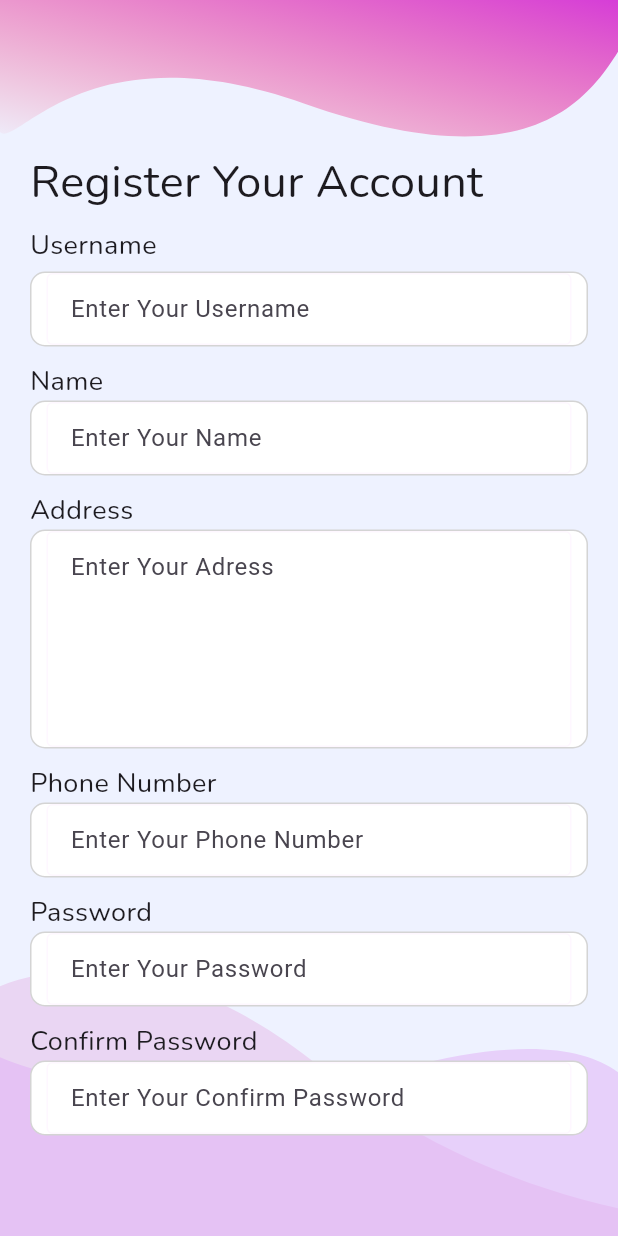
After one commit to Siswadi24/LearningX_Chapter3_T2, a Flutter app: the screen it shows after launch, after a tap on "Sign in", on a phone screen of 412 x 824 dp. The commit adds this screen. Run offline on Flutter 3.47's test engine with Material 3 defaults, Android fonts, the phone set to English and light mode, and no system bars; our stand-ins replace cloud_firestore, firebase_auth, firebase_core, flutter_local_notifications, flutter_svg, get and 3 more; accounts and stored records are empty; network calls fail; project files that could hold a hidden picture were left out.

Commit message:
feat:Implement UI register screen

```diff
--- a/chapter10_mini_projek/lib/app/modules/login/views/login_view.dart
+++ b/chapter10_mini_projek/lib/app/modules/login/views/login_view.dart
@@ -1,6 +1,4 @@
-import 'package:flutter/cupertino.dart';
 import 'package:flutter/material.dart';
-import 'package:flutter/widgets.dart';
 import 'package:flutter_svg/flutter_svg.dart';
 
 import 'package:get/get.dart';
@@ -90,7 +88,8 @@ class LoginView extends GetView<LoginController> {
             Column(
               children: [
                 Padding(
-                  padding: const EdgeInsets.symmetric(horizontal: 20),
+                  padding:
+                      const EdgeInsets.symmetric(horizontal: 20, vertical: 5),
                   child: RichText(
                     text: TextSpan(
                       children: [
@@ -107,7 +106,7 @@ class LoginView extends GetView<LoginController> {
                         WidgetSpan(
                           alignment: PlaceholderAlignment.middle,
                           child: GestureDetector(
-                            // onTap: () => Get.toNamed(RouteName.signup),
+                            onTap: () => Get.toNamed('/register'),
                             child: Text(
                               "Sign in",
                               style: GoogleFonts.nunito(
@@ -128,8 +127,8 @@ class LoginView extends GetView<LoginController> {
                   'assets/svg/vektor_bawahKiri.svg',
                   width: Get.width,
                 ),
-                SizedBox(
-                  height: 200,
+                Positioned(
+                  bottom: 0,
                   child: SvgPicture.asset(
                     'assets/svg/vektor_bawahKanan.svg',
                     width: Get.width,
--- /dev/null
+++ b/chapter10_mini_projek/lib/app/modules/register/bindings/register_binding.dart
@@ -0,0 +1,12 @@
+import 'package:get/get.dart';
+
+import '../controllers/register_controller.dart';
+
+class RegisterBinding extends Bindings {
+  @override
+  void dependencies() {
+    Get.lazyPut<RegisterController>(
+      () => RegisterController(),
+    );
+  }
+}
--- /dev/null
+++ b/chapter10_mini_projek/lib/app/modules/register/controllers/register_controller.dart
@@ -0,0 +1,18 @@
+import 'package:get/get.dart';
+
+class RegisterController extends GetxController {
+  // @override
+  // void onInit() {
+  //   super.onInit();
+  // }
+
+  // @override
+  // void onReady() {
+  //   super.onReady();
+  // }
+
+  // @override
+  // void onClose() {
+  //   super.onClose();
+  // }
+}
--- /dev/null
+++ b/chapter10_mini_projek/lib/app/modules/register/views/register_view.dart
@@ -0,0 +1,67 @@
+import 'package:chapter10_mini_projek/app/widgets/register/form_register.dart';
+import 'package:flutter/cupertino.dart';
+import 'package:flutter/material.dart';
+import 'package:flutter/widgets.dart';
+import 'package:flutter_svg/flutter_svg.dart';
+
+import 'package:get/get.dart';
+import 'package:google_fonts/google_fonts.dart';
+
+import '../controllers/register_controller.dart';
+
+class RegisterView extends GetView<RegisterController> {
+  const RegisterView({super.key});
+  @override
+  Widget build(BuildContext context) {
+    return Scaffold(
+      backgroundColor: const Color(0xFFEEF2FF),
+      resizeToAvoidBottomInset: false,
+      body: Stack(
+        children: [
+          Positioned(
+            top: 0,
+            child: SvgPicture.asset('assets/svg/vektor_atas.svg',
+                width: Get.width),
+          ),
+          Positioned(
+            bottom: 0,
+            child: SvgPicture.asset(
+              'assets/svg/vektor_bawahKiri.svg',
+              width: Get.width,
+            ),
+          ),
+          Positioned(
+            bottom: 0,
+            child: SvgPicture.asset(
+              'assets/svg/vektor_bawahKanan.svg',
+              width: Get.width,
+            ),
+          ),
+          Positioned(
+            top: 100,
+            left: 20,
+            right: 20,
+            child: Text(
+              "Register Your Account",
+              style:
+                  GoogleFonts.nunito(fontSize: 30, fontWeight: FontWeight.w400),
+            ),
+          ),
+          Positioned.fill(
+            top: 150,
+            left: 20,
+            right: 20,
+            child: AnimatedPadding(
+              padding: EdgeInsets.only(
+                  bottom: MediaQuery.of(context).viewInsets.bottom),
+              duration: const Duration(milliseconds: 300),
+              child: const SingleChildScrollView(
+                child: RegisterForm(),
+              ),
+            ),
+          ),
+        ],
+      ),
+    );
+  }
+}
--- a/chapter10_mini_projek/lib/app/routes/app_pages.dart
+++ b/chapter10_mini_projek/lib/app/routes/app_pages.dart
@@ -4,6 +4,8 @@ import '../modules/home/bindings/home_binding.dart';
 import '../modules/home/views/home_view.dart';
 import '../modules/login/bindings/login_binding.dart';
 import '../modules/login/views/login_view.dart';
+import '../modules/register/bindings/register_binding.dart';
+import '../modules/register/views/register_view.dart';
 
 part 'app_routes.dart';
 
@@ -22,6 +24,15 @@ class AppPages {
       name: _Paths.LOGIN,
       page: () => const LoginView(),
       binding: LoginBinding(),
+      transition: Transition.rightToLeft,
+      transitionDuration: const Duration(milliseconds: 1000),
+    ),
+    GetPage(
+      name: _Paths.REGISTER,
+      page: () => const RegisterView(),
+      binding: RegisterBinding(),
+      transition: Transition.rightToLeft,
+      transitionDuration: const Duration(milliseconds: 1000),
     ),
   ];
 }
--- a/chapter10_mini_projek/lib/app/routes/app_routes.dart
+++ b/chapter10_mini_projek/lib/app/routes/app_routes.dart
@@ -5,10 +5,12 @@ abstract class Routes {
   Routes._();
   static const LOGIN = _Paths.LOGIN;
   static const HOME = _Paths.HOME;
+  static const REGISTER = _Paths.REGISTER;
 }
 
 abstract class _Paths {
   _Paths._();
   static const LOGIN = '/login';
   static const HOME = '/home';
+  static const REGISTER = '/register';
 }
--- a/chapter10_mini_projek/lib/app/widgets/form.dart
+++ b/chapter10_mini_projek/lib/app/widgets/form.dart
@@ -53,6 +53,7 @@ class FormWidget extends StatelessWidget {
                       // controller: controller,
                       // style: subTitleStyle,
                       decoration: InputDecoration(
+                        isDense: true,
                         suffixIcon: title == "Password"
                             ? IconButton(
                                 onPressed: () {
--- /dev/null
+++ b/chapter10_mini_projek/lib/app/widgets/register/form_register.dart
@@ -0,0 +1,235 @@
+import 'package:chapter10_mini_projek/app/modules/register/controllers/register_controller.dart';
+import 'package:flutter/material.dart';
+import 'package:get/get.dart';
+import 'package:google_fonts/google_fonts.dart';
+
+class RegisterForm extends StatelessWidget {
+  const RegisterForm({super.key});
+
+  @override
+  Widget build(BuildContext context) {
+    return Form(
+      child: Column(
+        crossAxisAlignment: CrossAxisAlignment.start,
+        children: [
+          Text(
+            "Username",
+            style:
+                GoogleFonts.nunito(fontWeight: FontWeight.w400, fontSize: 18),
+          ),
+          const SizedBox(height: 5),
+          Container(
+            width: Get.width,
+            height: 50,
+            padding: const EdgeInsetsDirectional.symmetric(horizontal: 10),
+            decoration: BoxDecoration(
+              color: const Color(0xFFFFFFFF),
+              borderRadius: BorderRadius.circular(10),
+              border: Border.all(color: const Color(0xFFD4D4D4), width: 1.0),
+            ),
+            child: GetBuilder<RegisterController>(
+              builder: (_) => TextFormField(
+                decoration: InputDecoration(
+                  isDense: true,
+                  focusedBorder: UnderlineInputBorder(
+                    borderSide: BorderSide(
+                      color: context.theme.colorScheme.background,
+                      // width: 1,
+                    ),
+                  ),
+                  enabledBorder: OutlineInputBorder(
+                    borderSide: BorderSide(
+                      color: context.theme.colorScheme.background,
+                      width: 1,
+                    ),
+                  ),
+                  hintText: "Enter Your Username",
+                ),
+              ),
+            ),
+          ),
+          const SizedBox(height: 10),
+          Text(
+            "Name",
+            style:
+                GoogleFonts.nunito(fontWeight: FontWeight.w400, fontSize: 18),
+          ),
+          Container(
+            width: Get.width,
+            height: 50,
+            padding: const EdgeInsetsDirectional.symmetric(horizontal: 10),
+            decoration: BoxDecoration(
+              color: const Color(0xFFFFFFFF),
+              borderRadius: BorderRadius.circular(10),
+              border: Border.all(color: const Color(0xFFD4D4D4), width: 1.0),
+            ),
+            child: GetBuilder<RegisterController>(
+              builder: (_) => TextFormField(
+                decoration: InputDecoration(
+                  isDense: true,
+                  focusedBorder: UnderlineInputBorder(
+                    borderSide: BorderSide(
+                      color: context.theme.colorScheme.background,
+                      // width: 1,
+                    ),
+                  ),
+                  enabledBorder: OutlineInputBorder(
+                    borderSide: BorderSide(
+                      color: context.theme.colorScheme.background,
+                      width: 1,
+                    ),
+                  ),
+                  hintText: "Enter Your Name",
+                ),
+              ),
+            ),
+          ),
+          const SizedBox(height: 10),
+          Text(
+            "Address",
+            style:
+                GoogleFonts.nunito(fontWeight: FontWeight.w400, fontSize: 18),
+          ),
+          Container(
+            width: Get.width,
+            padding: const EdgeInsetsDirectional.symmetric(horizontal: 10),
+            decoration: BoxDecoration(
+              color: const Color(0xFFFFFFFF),
+              borderRadius: BorderRadius.circular(10),
+              border: Border.all(color: const Color(0xFFD4D4D4)),
+            ),
+            child: GetBuilder<RegisterController>(
+              builder: (_) => TextFormField(
+                maxLines: 5,
+                decoration: InputDecoration(
+                  isDense: true,
+                  focusedBorder: UnderlineInputBorder(
+                    borderSide: BorderSide(
+                      color: context.theme.colorScheme.background,
+                      width: 1,
+                    ),
+                  ),
+                  enabledBorder: OutlineInputBorder(
+                    borderSide: BorderSide(
+                      color: context.theme.colorScheme.background,
+                      width: 1,
+                    ),
+                  ),
+                  hintText: "Enter Your Adress",
+                ),
+              ),
+            ),
+          ),
+          const SizedBox(height: 10),
+          Text(
+            "Phone Number",
+            style:
+                GoogleFonts.nunito(fontWeight: FontWeight.w400, fontSize: 18),
+          ),
+          Container(
+            width: Get.width,
+            height: 50,
+            padding: const EdgeInsetsDirectional.symmetric(horizontal: 10),
+            decoration: BoxDecoration(
+              color: const Color(0xFFFFFFFF),
+              borderRadius: BorderRadius.circular(10),
+              border: Border.all(color: const Color(0xFFD4D4D4)),
+            ),
+            child: GetBuilder<RegisterController>(
+              builder: (_) => TextFormField(
+                decoration: InputDecoration(
+                  isDense: true,
+                  focusedBorder: UnderlineInputBorder(
+                    borderSide: BorderSide(
+                      color: context.theme.colorScheme.background,
+                      width: 1,
+                    ),
+                  ),
+                  enabledBorder: OutlineInputBorder(
+                    borderSide: BorderSide(
+                      color: context.theme.colorScheme.background,
+                      width: 1,
+                    ),
+                  ),
+                  hintText: "Enter Your Phone Number",
+                ),
+              ),
+            ),
+          ),
+          const SizedBox(height: 10),
+          Text(
+            "Password",
+            style:
+                GoogleFonts.nunito(fontWeight: FontWeight.w400, fontSize: 18),
+          ),
+          Container(
+            width: Get.width,
+            height: 50,
+            padding: const EdgeInsetsDirectional.symmetric(horizontal: 10),
+            decoration: BoxDecoration(
+              color: const Color(0xFFFFFFFF),
+              borderRadius: BorderRadius.circular(10),
+              border: Border.all(color: const Color(0xFFD4D4D4)),
+            ),
+            child: GetBuilder<RegisterController>(
+              builder: (_) => TextFormField(
+                decoration: InputDecoration(
+                  isDense: true,
+                  focusedBorder: UnderlineInputBorder(
+                    borderSide: BorderSide(
+                      color: context.theme.colorScheme.background,
+                      width: 1,
+                    ),
+                  ),
+                  enabledBorder: OutlineInputBorder(
+                    borderSide: BorderSide(
+                      color: context.theme.colorScheme.background,
+                      width: 1,
+                    ),
+                  ),
+                  hintText: "Enter Your Password",
+                ),
+              ),
+            ),
+          ),
+          const SizedBox(height: 10),
+          Text(
+            "Confirm Password",
+            style:
+                GoogleFonts.nunito(fontWeight: FontWeight.w400, fontSize: 18),
+          ),
+          Container(
+            width: Get.width,
+            height: 50,
+            padding: const EdgeInsetsDirectional.symmetric(horizontal: 10),
+            decoration: BoxDecoration(
+              color: const Color(0xFFFFFFFF),
+              borderRadius: BorderRadius.circular(10),
+              border: Border.all(color: const Color(0xFFD4D4D4)),
+            ),
+            child: GetBuilder<RegisterController>(
+              builder: (_) => TextFormField(
+                decoration: InputDecoration(
+                  isDense: true,
+                  focusedBorder: UnderlineInputBorder(
+                    borderSide: BorderSide(
+                      color: context.theme.colorScheme.background,
+                      width: 1,
+                    ),
+                  ),
+                  enabledBorder: OutlineInputBorder(
+                    borderSide: BorderSide(
+                      color: context.theme.colorScheme.background,
+                      width: 1,
+                    ),
+                  ),
+                  hintText: "Enter Your Confirm Password",
+                ),
+              ),
+            ),
+          )
+        ],
+      ),
+    );
+  }
+}
--- a/chapter10_mini_projek/lib/main.dart
+++ b/chapter10_mini_projek/lib/main.dart
@@ -1,10 +1,16 @@
+import 'package:firebase_core/firebase_core.dart';
+import 'firebase_options.dart';
 import 'package:flutter/material.dart';
 
 import 'package:get/get.dart';
 
 import 'app/routes/app_pages.dart';
 
-void main() {
+void main() async {
+  WidgetsFlutterBinding.ensureInitialized();
+  await Firebase.initializeApp(
+    options: DefaultFirebaseOptions.currentPlatform,
+  );
   runApp(
     GetMaterialApp(
       title: "Application",
```
Also changed, not shown: chapter10_mini_projek/pubspec.yaml (+6 -5 lines), chapter10_mini_projek/lib/firebase_options.dart (added), chapter10_mini_projek/pubspec.lock, 9 other files.
